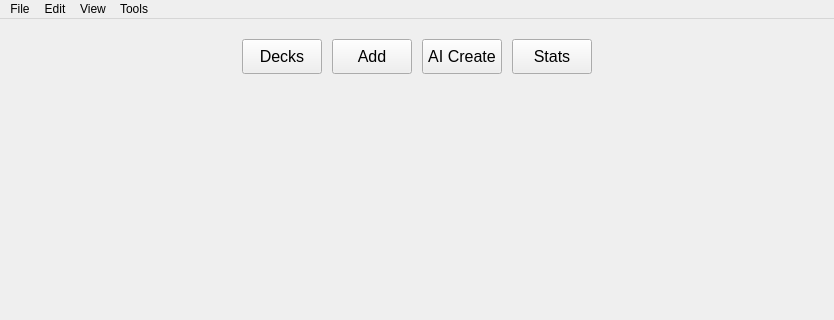
Above: Development/Source_Code/mainwindow.ui from TheSizzlingDefense/IA_Project before the change; both pictures show x 0 to 834 and y 0 to 320 of the 834 by 697 pixel window. Below: the same form after it.
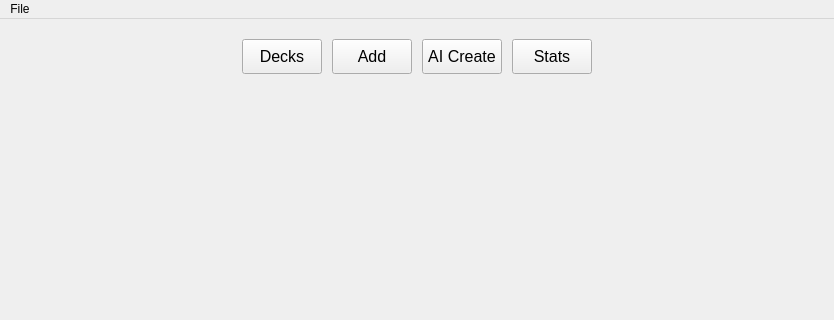
That is the form after the change.

Diff of the .ui file:
```diff
--- a/Development/Source_Code/mainwindow.ui
+++ b/Development/Source_Code/mainwindow.ui
@@ -378,26 +378,7 @@
     </property>
     <addaction name="actionImport"/>
    </widget>
-   <widget class="QMenu" name="menuEdit">
-    <property name="title">
-     <string>Edit</string>
-    </property>
-   </widget>
-   <widget class="QMenu" name="menuView">
-    <property name="title">
-     <string>View</string>
-    </property>
-    <addaction name="actionToggleDarkMode"/>
-   </widget>
-   <widget class="QMenu" name="menuTools">
-    <property name="title">
-     <string>Tools</string>
-    </property>
-   </widget>
    <addaction name="menuFile"/>
-   <addaction name="menuEdit"/>
-   <addaction name="menuView"/>
-   <addaction name="menuTools"/>
   </widget>
   <action name="actionToggleDarkMode">
    <property name="checkable">
```
